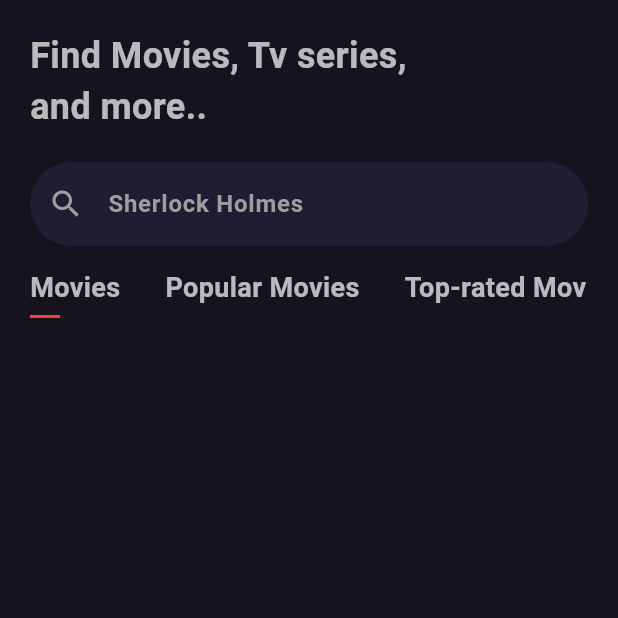
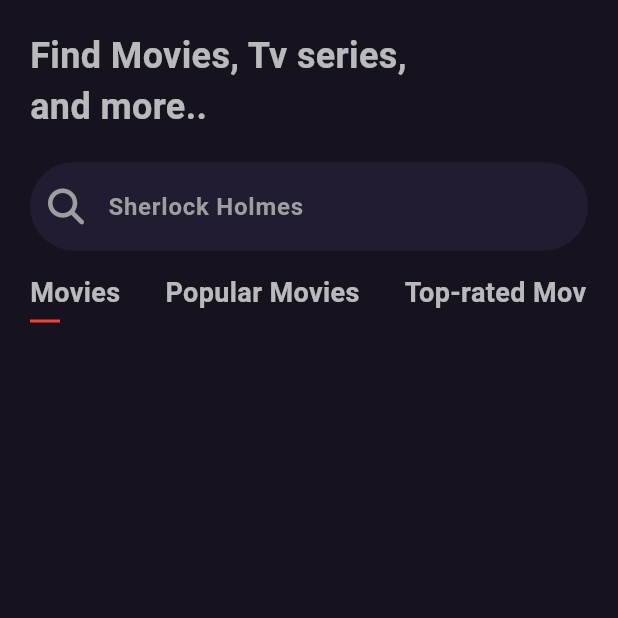
Before and after one commit to Shishir335/movie_app, a Flutter app: the screen it shows after launch, on a phone screen of 412 x 824 dp, the top half of it. Run offline on Flutter 3.47's test engine with Material 3 defaults, Android fonts, the phone set to English and light mode, and no system bars; our stand-ins replace font_awesome_flutter; network calls fail.

Commit message:
search done

```diff
--- a/lib/main.dart
+++ b/lib/main.dart
@@ -1,5 +1,5 @@
 import 'package:flutter/material.dart';
-import 'package:movie_review_app/screens/home_screen.dart';
+import 'package:movie_review_app/screens/home/home_screen.dart';
 import 'package:movie_review_app/providers/home_provider.dart';
 import 'package:provider/provider.dart';
 
--- /dev/null
+++ b/lib/screens/home/home_components/movie_list.dart
@@ -0,0 +1,59 @@
+import 'package:flutter/material.dart';
+import 'package:flutter_staggered_grid_view/flutter_staggered_grid_view.dart';
+import 'package:movie_review_app/providers/home_provider.dart';
+import 'package:movie_review_app/screens/home/home_components/item_card.dart';
+
+class MovieList extends StatelessWidget {
+  final HomeProvider provider;
+  const MovieList({super.key, required this.provider});
+
+  @override
+  Widget build(BuildContext context) {
+    return Expanded(
+      child: SingleChildScrollView(
+        child: StaggeredGrid.count(
+            crossAxisCount: 2,
+            mainAxisSpacing: 20,
+            crossAxisSpacing: 10,
+            children: provider.search.text.isEmpty
+                ? [
+                    if (provider.selectedCategoryNames == 'Movies')
+                      for (var item in provider.nowPlayingMovies)
+                        ItemCard(name: item.title!, poster: item.posterPath),
+                    if (provider.selectedCategoryNames == 'Popular Movies')
+                      for (var item in provider.popularMovies)
+                        ItemCard(name: item.title!, poster: item.posterPath),
+                    if (provider.selectedCategoryNames == 'Top-rated Movies')
+                      for (var item in provider.topRatedMovies)
+                        ItemCard(name: item.title!, poster: item.posterPath),
+                    if (provider.selectedCategoryNames == 'TV Series')
+                      for (var item in provider.nowPlayingTVSeries)
+                        ItemCard(
+                            name: item.originalName!, poster: item.posterPath),
+                    if (provider.selectedCategoryNames == 'Popular TV Series')
+                      for (var item in provider.popularTVSeries)
+                        ItemCard(
+                            name: item.originalName!, poster: item.posterPath),
+                    if (provider.selectedCategoryNames == 'Top-rated TV Series')
+                      for (var item in provider.topRatedTVSeries)
+                        ItemCard(
+                            name: item.originalName!, poster: item.posterPath),
+                  ]
+                : [
+                    if (['Movies', 'Popular Movies', 'Top-rated Movies']
+                        .contains(provider.selectedCategoryNames))
+                      for (var item in provider.movieSearch)
+                        ItemCard(name: item.title!, poster: item.posterPath),
+                    if ([
+                      'TV Series',
+                      'Popular TV Series',
+                      'Top-rated TV Series'
+                    ].contains(provider.selectedCategoryNames))
+                      for (var item in provider.tvSearch)
+                        ItemCard(
+                            name: item.originalName!, poster: item.posterPath),
+                  ]),
+      ),
+    );
+  }
+}
--- /dev/null
+++ b/lib/screens/home/home_components/search_text_field.dart
@@ -0,0 +1,39 @@
+import 'package:flutter/material.dart';
+import 'package:font_awesome_flutter/font_awesome_flutter.dart';
+import 'package:movie_review_app/providers/home_provider.dart';
+import 'package:movie_review_app/utils/app_config.dart';
+
+class SearchTextField extends StatelessWidget {
+  final HomeProvider provider;
+  const SearchTextField({super.key, required this.provider});
+
+  @override
+  Widget build(BuildContext context) {
+    return TextFormField(
+        controller: provider.search,
+        onChanged: (value) {
+          provider.getSearch(value);
+        },
+        style: AppConfigurations.title,
+        decoration: InputDecoration(
+          hintText: 'Sherlock Holmes',
+          hintStyle: AppConfigurations.hintText,
+          prefixIcon:
+              Icon(FontAwesomeIcons.search, color: AppConfigurations.hint),
+          filled: true,
+          fillColor: const Color(0xff211c31),
+          border: OutlineInputBorder(
+              borderSide: const BorderSide(color: Colors.transparent, width: 0),
+              borderRadius: BorderRadius.circular(45)),
+          enabledBorder: OutlineInputBorder(
+              borderSide: const BorderSide(color: Colors.transparent, width: 0),
+              borderRadius: BorderRadius.circular(45)),
+          disabledBorder: OutlineInputBorder(
+              borderSide: const BorderSide(color: Colors.transparent, width: 0),
+              borderRadius: BorderRadius.circular(45)),
+          focusedBorder: OutlineInputBorder(
+              borderSide: const BorderSide(color: Colors.transparent, width: 0),
+              borderRadius: BorderRadius.circular(45)),
+        ));
+  }
+}
--- a/lib/screens/home_screen.dart
+++ b/lib/screens/home/home_screen.dart
@@ -1,8 +1,8 @@
 import 'package:flutter/material.dart';
 import 'package:movie_review_app/components/components.dart';
-import 'package:movie_review_app/screens/home_components/categories.dart';
-import 'package:movie_review_app/screens/home_components/movie_list.dart';
-import 'package:movie_review_app/screens/home_components/search_text_field.dart';
+import 'package:movie_review_app/screens/home/home_components/categories.dart';
+import 'package:movie_review_app/screens/home/home_components/movie_list.dart';
+import 'package:movie_review_app/screens/home/home_components/search_text_field.dart';
 import 'package:movie_review_app/providers/home_provider.dart';
 import 'package:movie_review_app/utils/app_config.dart';
 import 'package:provider/provider.dart';
@@ -36,7 +36,7 @@ class _HomePageState extends State<HomePage> {
                     Text('Find Movies, Tv series, \nand more..',
                         style: AppConfigurations.headline),
                     verticalGap(),
-                    const SearchTextField(),
+                    SearchTextField(provider: provider),
                     verticalGap(15),
                     Categories(provider: provider),
                     verticalGap(15),
--- a/lib/screens/home_components/movie_list.dart
+++ /dev/null
@@ -1,41 +0,0 @@
-import 'package:flutter/material.dart';
-import 'package:flutter_staggered_grid_view/flutter_staggered_grid_view.dart';
-import 'package:movie_review_app/providers/home_provider.dart';
-import 'package:movie_review_app/screens/home_components/Item_card.dart';
-
-class MovieList extends StatelessWidget {
-  final HomeProvider provider;
-  const MovieList({super.key, required this.provider});
-
-  @override
-  Widget build(BuildContext context) {
-    return Expanded(
-      child: SingleChildScrollView(
-        child: StaggeredGrid.count(
-            crossAxisCount: 2,
-            mainAxisSpacing: 20,
-            crossAxisSpacing: 10,
-            children: [
-              if (provider.selectedCategoryNames == 'Movies')
-                for (var item in provider.nowPlayingMovies)
-                  ItemCard(name: item.title!, poster: item.posterPath!),
-              if (provider.selectedCategoryNames == 'Popular Movies')
-                for (var item in provider.popularMovies)
-                  ItemCard(name: item.title!, poster: item.posterPath!),
-              if (provider.selectedCategoryNames == 'Top-rated Movies')
-                for (var item in provider.topRatedMovies)
-                  ItemCard(name: item.title!, poster: item.posterPath!),
-              if (provider.selectedCategoryNames == 'TV Series')
-                for (var item in provider.nowPlayingTVSeries)
-                  ItemCard(name: item.originalName!, poster: item.posterPath),
-              if (provider.selectedCategoryNames == 'Popular TV Series')
-                for (var item in provider.popularTVSeries)
-                  ItemCard(name: item.originalName!, poster: item.posterPath),
-              if (provider.selectedCategoryNames == 'Top-rated TV Series')
-                for (var item in provider.topRatedTVSeries)
-                  ItemCard(name: item.originalName!, poster: item.posterPath),
-            ]),
-      ),
-    );
-  }
-}
--- a/lib/screens/home_components/search_text_field.dart
+++ /dev/null
@@ -1,30 +0,0 @@
-import 'package:flutter/material.dart';
-import 'package:movie_review_app/utils/app_config.dart';
-
-class SearchTextField extends StatelessWidget {
-  const SearchTextField({super.key});
-
-  @override
-  Widget build(BuildContext context) {
-    return TextFormField(
-        decoration: InputDecoration(
-      hintText: 'Sherlock Holmes',
-      hintStyle: AppConfigurations.hintText,
-      prefixIcon: Icon(Icons.search, color: AppConfigurations.hint),
-      filled: true,
-      fillColor: const Color(0xff211c31),
-      border: OutlineInputBorder(
-          borderSide: const BorderSide(color: Colors.transparent, width: 0),
-          borderRadius: BorderRadius.circular(45)),
-      enabledBorder: OutlineInputBorder(
-          borderSide: const BorderSide(color: Colors.transparent, width: 0),
-          borderRadius: BorderRadius.circular(45)),
-      disabledBorder: OutlineInputBorder(
-          borderSide: const BorderSide(color: Colors.transparent, width: 0),
-          borderRadius: BorderRadius.circular(45)),
-      focusedBorder: OutlineInputBorder(
-          borderSide: const BorderSide(color: Colors.transparent, width: 0),
-          borderRadius: BorderRadius.circular(45)),
-    ));
-  }
-}
--- a/lib/utils/urls.dart
+++ b/lib/utils/urls.dart
@@ -9,6 +9,9 @@ class Urls {
   static String topRatedTvSeries = 'https://api.themoviedb.org/3/tv/top_rated?$apiKey';
   static String popularTvSeries = 'https://api.themoviedb.org/3/tv/popular?$apiKey';
 
+  static String movieSearch = 'https://api.themoviedb.org/3/search/movie?$apiKey';
+  static String tvSearch = 'https://api.themoviedb.org/3/search/tv?$apiKey';
+
   static String posterPath = 'http://image.tmdb.org/t/p/w185';
 
 }
--- a/pubspec.yaml
+++ b/pubspec.yaml
@@ -36,6 +36,7 @@ dependencies:
   # Use with the CupertinoIcons class for iOS style icons.
   cupertino_icons: ^1.0.6
   flutter_staggered_grid_view: ^0.7.0
+  font_awesome_flutter: ^10.7.0
   http:
   provider:
 
```
Also changed, not shown: lib/providers/home_provider.dart (+53 -0 lines), lib/screens/home/home_components/categories.dart (renamed from lib/screens/home_components/categories.dart), lib/screens/home/home_components/item_card.dart (renamed from lib/screens/home_components/item_card.dart), pubspec.lock.
